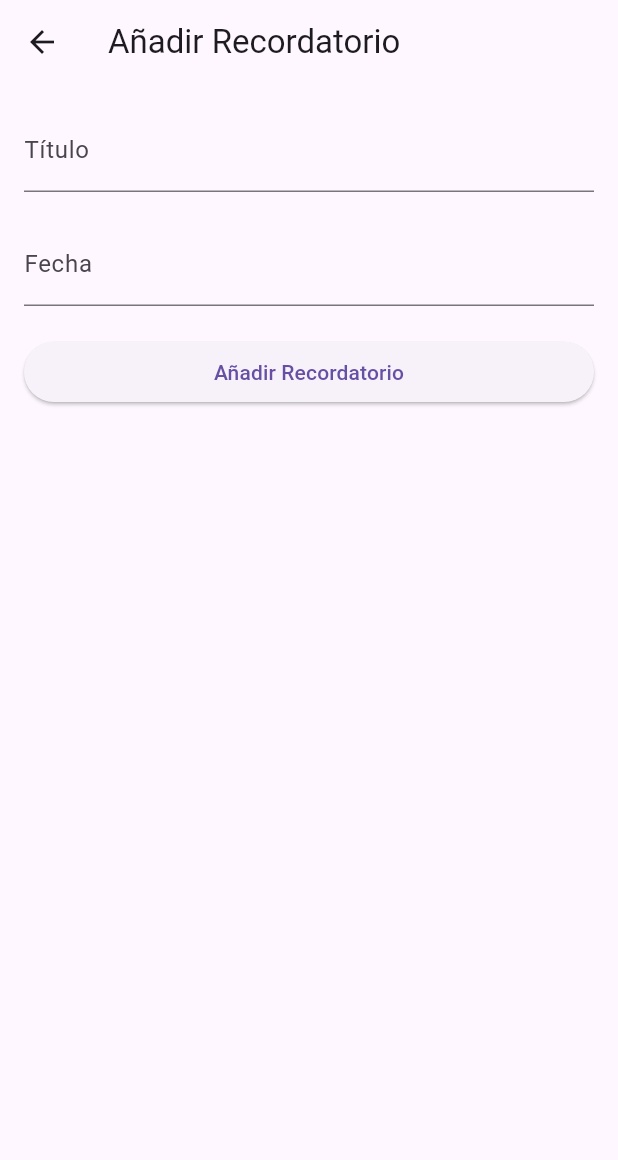
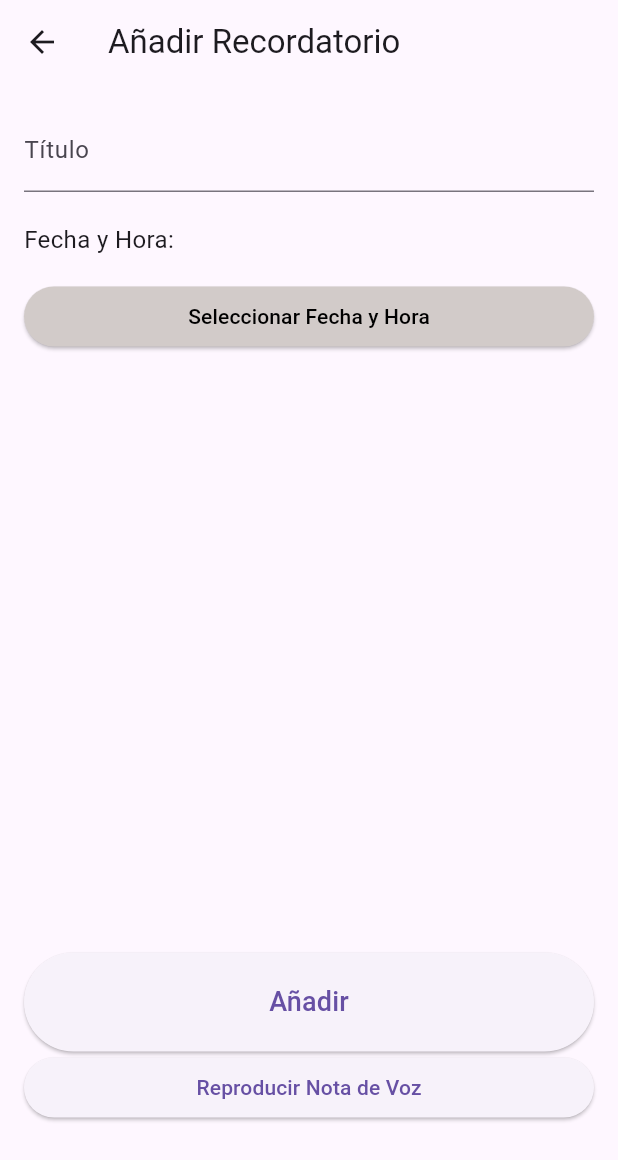
Before and after one commit to PrograMovil-1310/equipo3, a Flutter app: the screen it shows after launch, after a tap on the "add" icon, on a phone screen of 412 x 824 dp. Shown: the top 1160 px of the screen. Run offline on Flutter 3.47's test engine with Material 3 defaults, Android fonts, the phone set to English and light mode, and no system bars.

Commit message:
segundo commit
boton para especificar fecha

```diff
--- /dev/null
+++ b/lib/Agregar.dart
@@ -0,0 +1,119 @@
+import 'package:flutter/material.dart';
+import 'package:flutter_proyecto_recordatorios/main.dart';
+
+class AddReminderScreen extends StatefulWidget {
+  final Function(Reminder) onAddReminder;
+
+  AddReminderScreen({required this.onAddReminder});
+
+  @override
+  _AddReminderScreenState createState() => _AddReminderScreenState();
+}
+
+class _AddReminderScreenState extends State<AddReminderScreen> {
+  late String formattedDateTime = '';
+  String title = '';
+  DateTime dateTime = DateTime(2023, 12, 15, 5, 30);
+  String? voiceNote;
+
+  @override
+  void initState() {
+    super.initState();
+    // Inicializar el plugin en initState
+  }
+
+  Widget build(BuildContext context) {
+    return Scaffold(
+      appBar: AppBar(
+        title: const Text('Añadir Recordatorio'),
+      ),
+      body: Padding(
+        padding: const EdgeInsets.all(16.0),
+        child: Column(
+          crossAxisAlignment: CrossAxisAlignment.stretch,
+          children: [
+            TextField(
+              decoration: const InputDecoration(labelText: 'Título'),
+              onChanged: (value) {
+                setState(() {
+                  title = value;
+                });
+              },
+            ),
+            const SizedBox(height: 20.0),
+            Text(
+              'Fecha y Hora: $formattedDateTime',
+              style: TextStyle(fontSize: 16),
+            ),
+            const SizedBox(height: 16),
+            ElevatedButton(
+              child: const Text('Seleccionar Fecha y Hora'),
+              style: ElevatedButton.styleFrom(
+                  foregroundColor: Colors.black,
+                  backgroundColor: const Color.fromARGB(255, 210, 203, 201)),
+              onPressed: pickDateTime,
+            ),
+            const SizedBox(height: 400.0),
+            ElevatedButton(
+              onPressed: () {
+                if (title.isNotEmpty) {
+                  Reminder newReminder = Reminder(
+                    id: DateTime.now()
+                        .millisecondsSinceEpoch, // Genera un ID único basado en la marca de tiempo
+                    title: title,
+                    date: formattedDateTime,
+                    dateTime: dateTime,
+                  );
+                  widget.onAddReminder(newReminder);
+                  Navigator.pop(context);
+                }
+              },
+              style: ElevatedButton.styleFrom(
+                padding: EdgeInsets.symmetric(vertical: 20.0),
+              ),
+              child: const Text(
+                'Añadir',
+                style: TextStyle(fontSize: 18.0),
+              ),
+            ),
+            ElevatedButton(
+              onPressed: () {},
+              child: const Text('Reproducir Nota de Voz'),
+            ),
+          ],
+        ),
+      ),
+    );
+  }
+
+  Future<void> pickDateTime() async {
+    DateTime? pickedDate = await pickDate();
+    if (pickedDate == null) return;
+    TimeOfDay? pickedTime = await pickTime();
+    if (pickedTime == null) return;
+
+    setState(() {
+      dateTime = DateTime(
+        pickedDate.year,
+        pickedDate.month,
+        pickedDate.day,
+        pickedTime.hour,
+        pickedTime.minute,
+      );
+      formattedDateTime =
+          '${dateTime.year}/${dateTime.month}/${dateTime.day} ${dateTime.hour.toString().padLeft(2, '0')}:${dateTime.minute.toString().padLeft(2, '0')}';
+    });
+  }
+
+  Future<DateTime?> pickDate() => showDatePicker(
+        context: context,
+        initialDate: dateTime,
+        firstDate: DateTime(2023),
+        lastDate: DateTime(2100),
+      );
+
+  Future<TimeOfDay?> pickTime() => showTimePicker(
+        context: context,
+        initialTime: TimeOfDay(hour: dateTime.hour, minute: dateTime.minute),
+      );
+}
--- a/lib/main.dart
+++ b/lib/main.dart
@@ -1,6 +1,8 @@
 import 'package:flutter/material.dart';
+import 'dart:core';
+import 'package:flutter_proyecto_recordatorios/Agregar.dart';
 
-void main() {
+void main() async {
   runApp(MyApp());
 }
 
@@ -146,64 +148,18 @@ class _ReminderListScreenState extends State<ReminderListScreen> {
   }
 }
 
-class AddReminderScreen extends StatelessWidget {
-  final Function(Reminder) onAddReminder;
-
-  AddReminderScreen({required this.onAddReminder});
-
-  @override
-  Widget build(BuildContext context) {
-    String title = '';
-    String date = '';
-
-    return Scaffold(
-      appBar: AppBar(
-        title: const Text('Añadir Recordatorio'),
-      ),
-      body: Padding(
-        padding: const EdgeInsets.all(16.0),
-        child: Column(
-          crossAxisAlignment: CrossAxisAlignment.stretch,
-          children: [
-            TextField(
-              decoration: const InputDecoration(labelText: 'Título'),
-              onChanged: (value) {
-                title = value;
-              },
-            ),
-            const SizedBox(height: 20.0),
-            TextField(
-              decoration: const InputDecoration(labelText: 'Fecha'),
-              onChanged: (value) {
-                date = value;
-              },
-            ),
-            const SizedBox(height: 20.0),
-            ElevatedButton(
-              onPressed: () {
-                if (title.isNotEmpty && date.isNotEmpty) {
-                  Reminder newReminder = Reminder(title: title, date: date);
-                  onAddReminder(newReminder);
-                  Navigator.pop(context);
-                }
-              },
-              child: const Text('Añadir Recordatorio'),
-            ),
-          ],
-        ),
-      ),
-    );
-  }
-}
-
 class Reminder {
+  final int id;
   final String title;
   final String date;
+  final DateTime dateTime;
   bool isCompleted;
 
   Reminder({
+    required this.id,
     required this.title,
     required this.date,
+    required this.dateTime,
     this.isCompleted = false,
   });
 
```
Also changed, not shown: pubspec.yaml (+11 -73 lines), pubspec.lock, 1 other file.
